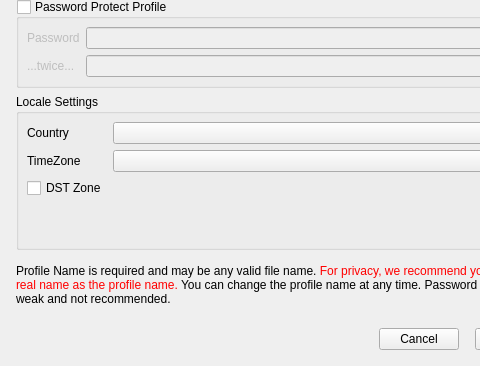
The window that oscar/newprofile.ui (tomasohara/OSCAR-SQL) describes before a commit, drawn with Qt 5; both pictures show x 0 to 480 and y 84 to 450 of the 667 by 450 pixel window.
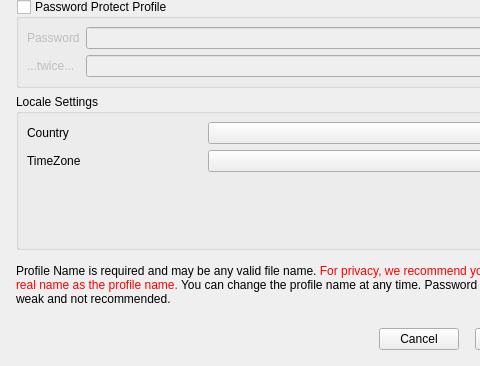
The same window after the commit. The open tabs and pages were chosen to show the change. Icons and pictures are not drawn.

Commit message: Remove dead DST Zone field (schema v15)

```diff
--- a/oscar/newprofile.ui
+++ b/oscar/newprofile.ui
@@ -231,19 +231,7 @@
               <property name="spacing">
                <number>6</number>
               </property>
-              <item row="4" column="0">
-               <widget class="QCheckBox" name="DSTcheckbox">
-                <property name="sizePolicy">
-                 <sizepolicy hsizetype="Fixed" vsizetype="Fixed">
-                  <horstretch>0</horstretch>
-                  <verstretch>0</verstretch>
-                 </sizepolicy>
-                </property>
-                <property name="text">
-                 <string>DST Zone</string>
-                </property>
-               </widget>
-              </item>
+
               <item row="2" column="0">
                <widget class="QLabel" name="label_27">
                 <property name="sizePolicy">
```
The commit also changes 12 other files.
